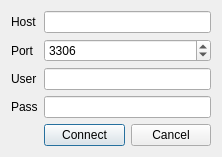
The window that sqlconnectdialog.ui (kin63camapa/convertor) describes before a commit, drawn with Qt 5.
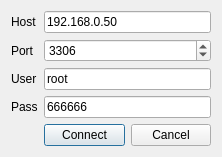
The same window after the commit.

Commit message: sql ok

What changed in the file:
```diff
--- a/sqlconnectdialog.ui
+++ b/sqlconnectdialog.ui
@@ -7,7 +7,7 @@
     <x>0</x>
     <y>0</y>
     <width>222</width>
-    <height>126</height>
+    <height>155</height>
    </rect>
   </property>
   <property name="windowTitle">
@@ -18,13 +18,25 @@
     <enum>QFormLayout::AllNonFixedFieldsGrow</enum>
    </property>
    <item row="0" column="1">
-    <widget class="QLineEdit" name="HostEdit"/>
+    <widget class="QLineEdit" name="HostEdit">
+     <property name="text">
+      <string>192.168.0.50</string>
+     </property>
+    </widget>
    </item>
    <item row="2" column="1">
-    <widget class="QLineEdit" name="UserEdit"/>
+    <widget class="QLineEdit" name="UserEdit">
+     <property name="text">
+      <string>root</string>
+     </property>
+    </widget>
    </item>
    <item row="3" column="1">
-    <widget class="QLineEdit" name="PassEdit"/>
+    <widget class="QLineEdit" name="PassEdit">
+     <property name="text">
+      <string>666666</string>
+     </property>
+    </widget>
    </item>
    <item row="4" column="1">
     <layout class="QHBoxLayout" name="horizontalLayout">
```
The commit also changes 2 other files.
